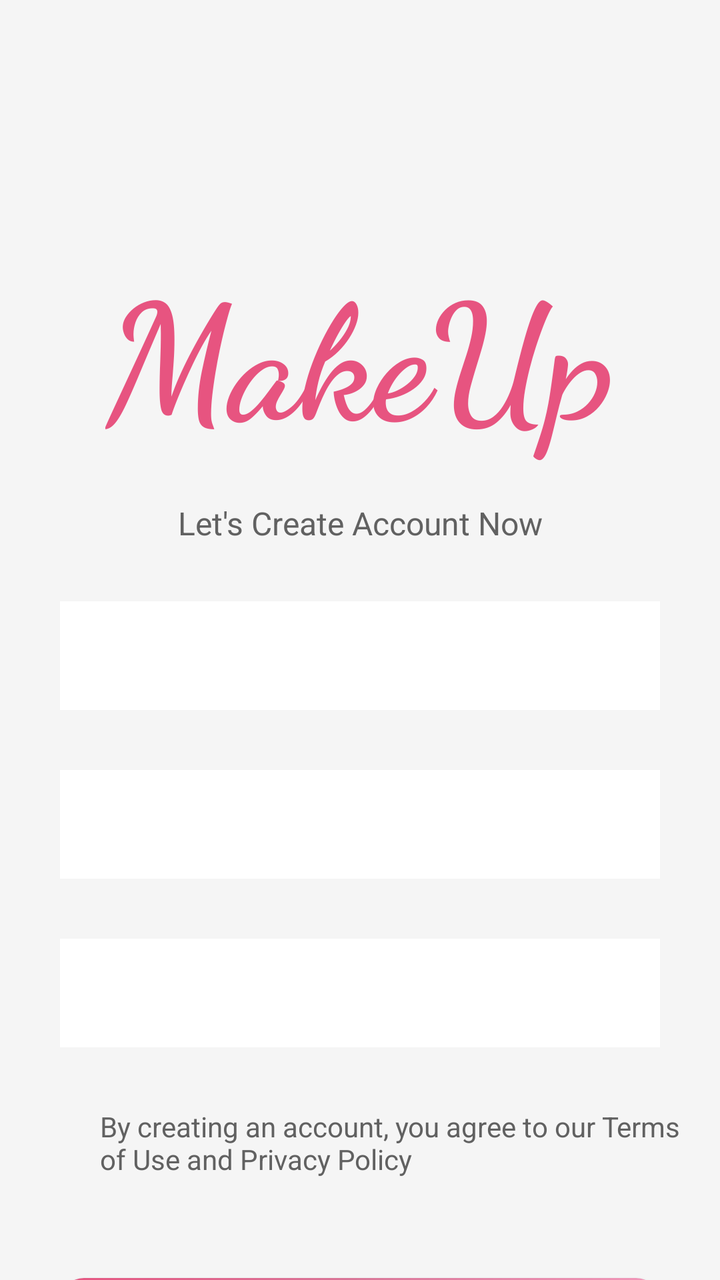
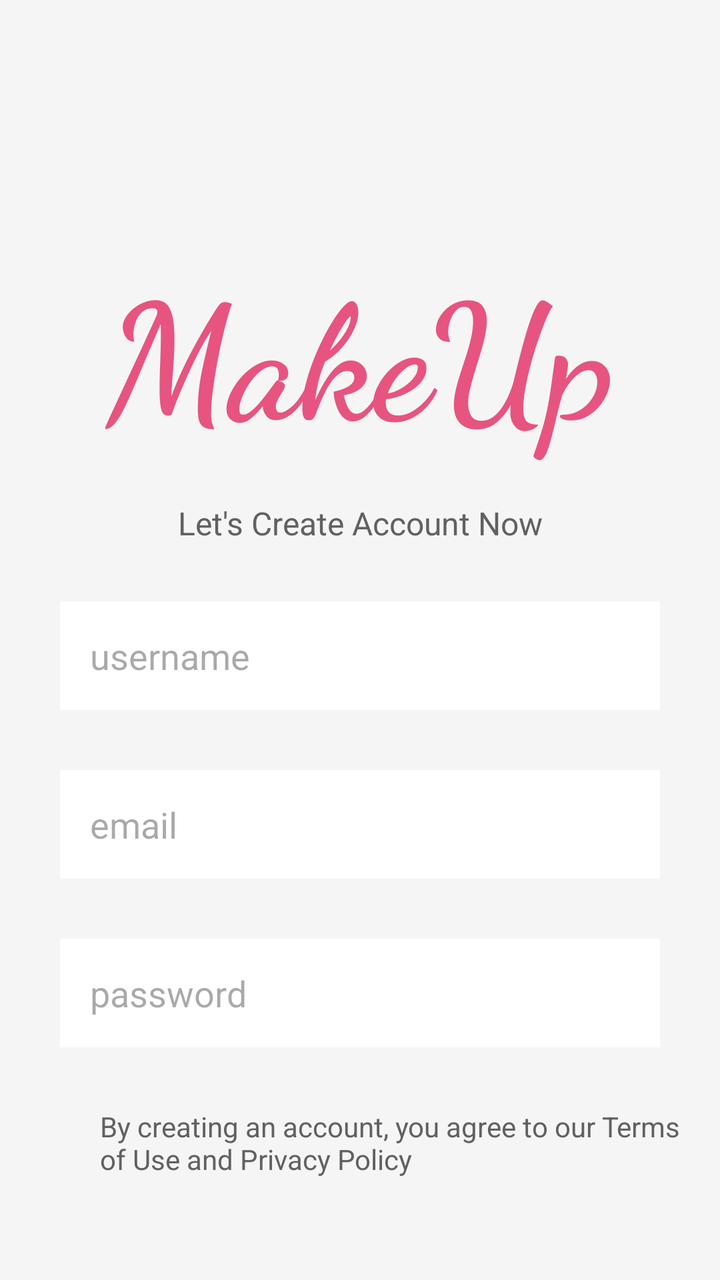

An Android layout rendered at two revisions. The XML below is the earlier revision; the diff shows what the commit changed to produce the second picture.
<!-- AndroidManifest.xml: application theme Theme.MakeupProject -->
<!-- res/layout/activity_signup.xml -->
<?xml version="1.0" encoding="utf-8"?>
<androidx.constraintlayout.widget.ConstraintLayout xmlns:android="http://schemas.android.com/apk/res/android"
    xmlns:app="http://schemas.android.com/apk/res-auto"
    xmlns:tools="http://schemas.android.com/tools"
    android:id="@+id/main"
    android:layout_width="match_parent"
    android:layout_height="match_parent"
    android:background="@color/gray_light"
    tools:context=".Signup">

    <TextView
        android:id="@+id/textView"
        android:layout_width="wrap_content"
        android:layout_height="wrap_content"
        android:layout_marginTop="120dp"
        android:fontFamily="cursive"
        android:text="MakeUp"
        android:textColor="@color/pink"
        android:textSize="80sp"
        android:textStyle="bold"
        app:layout_constraintEnd_toEndOf="parent"
        app:layout_constraintStart_toStartOf="parent"
        app:layout_constraintTop_toTopOf="parent" />

    <TextView
        android:id="@+id/textView2"
        android:layout_width="wrap_content"
        android:layout_height="wrap_content"
        android:text="Let's Create Account Now"
        android:textColor="@color/gray_dark"
        android:layout_marginTop="20dp"
        android:textSize="16sp"
        app:layout_constraintEnd_toEndOf="parent"
        app:layout_constraintStart_toStartOf="parent"
        app:layout_constraintTop_toBottomOf="@+id/textView" />


    <EditText
        android:id="@+id/user"
        android:layout_width="match_parent"
        android:layout_height="wrap_content"
        android:layout_marginTop="70dp"
        android:layout_marginRight="30dp"
        android:layout_marginLeft="30dp"
        android:background="@color/white"
        android:hint="username"
        android:textColor="@color/gray"
        android:textSize="18dp"
        android:padding="15dp"
        android:inputType="textPersonName"
        app:layout_constraintEnd_toEndOf="parent"
        app:layout_constraintStart_toStartOf="parent"
        app:layout_constraintTop_toBottomOf="@+id/textView" />

    <EditText
        android:id="@+id/emailtext"
        android:layout_width="match_parent"
        android:layout_height="wrap_content"
        android:background="@color/white"
        android:hint="email"
        android:inputType="textEmailAddress"
        android:padding="15dp"
        android:layout_marginRight="30dp"
        android:layout_marginLeft="30dp"
        android:layout_marginTop="30dp"
        android:textColor="@color/gray"
        android:textSize="18sp"
        app:layout_constraintTop_toBottomOf="@+id/user" />

    <EditText
        android:id="@+id/password"
        android:layout_width="match_parent"
        android:layout_height="wrap_content"
        android:background="@color/white"
        android:hint="password"
        android:inputType="textPassword"
        android:padding="15dp"
        android:layout_marginTop="30dp"
        android:layout_marginRight="30dp"
        android:layout_marginLeft="30dp"
        android:textColor="@color/gray"
        android:textSize="18sp"
        app:layout_constraintTop_toBottomOf="@+id/emailtext"
        tools:layout_editor_absoluteX="44dp" />

    <TextView
        android:id="@+id/textView3"
        android:layout_width="300dp"
        android:layout_height="wrap_content"
        android:layout_marginLeft="50dp"
        android:layout_marginTop="30dp"
        android:text="By creating an account, you agree to our Terms of Use and Privacy Policy"
        android:textColor="@color/gray_dark"
        android:textSize="14sp"
        app:layout_constraintStart_toStartOf="parent"
        app:layout_constraintTop_toBottomOf="@+id/password" />

    <Button
        android:id="@+id/button3"
        android:layout_width="match_parent"
        android:layout_height="wrap_content"
        android:background="@drawable/button"
        android:textAllCaps="false"
        android:text="Cerate Account"
        android:textColor="@color/white"
        android:textSize="18dp"
        android:layout_marginTop="50dp"
        android:layout_marginLeft="30dp"
        android:layout_marginRight="30dp"
        app:layout_constraintTop_toBottomOf="@+id/textView3"
        tools:layout_editor_absoluteX="30dp" />

    <Button
        android:id="@+id/button4"
        android:layout_width="match_parent"
        android:layout_height="wrap_content"
        android:background="@drawable/button"
        android:textAllCaps="false"
        android:text="Login"
        android:textColor="@color/white"
        android:textSize="18dp"
        android:layout_marginTop="30dp"
        android:layout_marginRight="30dp"
        android:layout_marginLeft="30dp"
        app:layout_constraintTop_toBottomOf="@+id/button3" />

</androidx.constraintlayout.widget.ConstraintLayout>
<!-- resources referenced by this layout -->
<resources>
  <color name="gray">#9E9E9E</color>
  <color name="gray_dark">#616161</color>
  <color name="gray_light">#F5F5F5</color>
  <color name="pink">#E75480</color>
  <color name="white">#FFFFFFFF</color>
  <!-- drawable button (drawable) -->
  <?xml version="1.0" encoding="utf-8"?>
  <shape xmlns:android="http://schemas.android.com/apk/res/android" >
      <gradient
          android:startColor="@color/pink"
          android:centerColor="@color/pink3"
          android:endColor="#F298BA"
          android:angle="45" />
      <corners android:radius="12dp" />
  </shape>
  <style name="Theme.MakeupProject" parent="Base.Theme.MakeupProject" />
  <color name="pink3">#D97698</color>
  <style name="Base.Theme.MakeupProject" parent="Theme.AppCompat.NoActionBar">
          
          
      </style>
</resources>

<!-- the commit's change to res/layout/activity_signup.xml (unified diff, before → after) -->
@@ -99,11 +99,12 @@
         android:id="@+id/button3"
         android:layout_width="match_parent"
         android:layout_height="wrap_content"
-        android:background="@drawable/button"
+        android:backgroundTint="@color/pink"
         android:textAllCaps="false"
         android:text="Cerate Account"
         android:textColor="@color/white"
-        android:textSize="18dp"
+        android:textSize="18sp"
+        android:padding="15dp"
         android:layout_marginTop="50dp"
         android:layout_marginLeft="30dp"
         android:layout_marginRight="30dp"
@@ -114,11 +115,12 @@
         android:id="@+id/button4"
         android:layout_width="match_parent"
         android:layout_height="wrap_content"
-        android:background="@drawable/button"
+        android:backgroundTint="@color/pink"
         android:textAllCaps="false"
         android:text="Login"
         android:textColor="@color/white"
-        android:textSize="18dp"
+        android:textSize="18sp"
+        android:padding="15dp"
         android:layout_marginTop="30dp"
         android:layout_marginRight="30dp"
         android:layout_marginLeft="30dp"
<!-- resource entries referenced after the edit -->
@@ -5,19 +5,8 @@
   <color name="gray_light">#F5F5F5</color>
   <color name="pink">#E75480</color>
   <color name="white">#FFFFFFFF</color>
-  <!-- drawable button (drawable) -->
-  <?xml version="1.0" encoding="utf-8"?>
-  <shape xmlns:android="http://schemas.android.com/apk/res/android" >
-      <gradient
-          android:startColor="@color/pink"
-          android:centerColor="@color/pink3"
-          android:endColor="#F298BA"
-          android:angle="45" />
-      <corners android:radius="12dp" />
-  </shape>
   <style name="Theme.MakeupProject" parent="Base.Theme.MakeupProject" />
-  <color name="pink3">#D97698</color>
-  <style name="Base.Theme.MakeupProject" parent="Theme.AppCompat.NoActionBar">
+  <style name="Base.Theme.MakeupProject" parent="Theme.Material3.DayNight.NoActionBar">
           
           
       </style>
